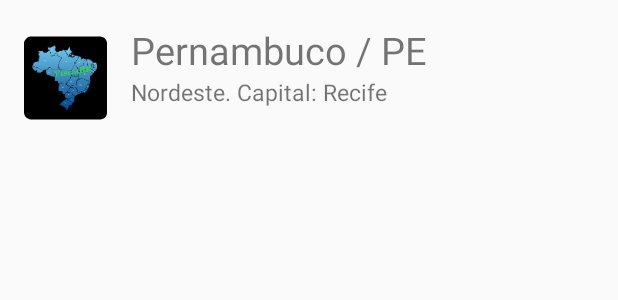
After one commit to sudorafa/VisitaBR, an Android app: the layout item_state.xml on its own in the app's theme, with its tools: preview values and no code run, on a phone screen of 412 x 824 dp. The commit adds this screen. Shown: the top 300 px of the screen. Run offline under Robolectric (Android 15) with nearby library versions, the phone set to English and light mode, and no system bars.

Commit message:
Consumindo Json ok; Trazendo estados com layout criado para carregar na ListView, personalização ok; Tudo Carregando certinho no fragment para seguir na pageview e outras funcionalidades futuras

```diff
--- a/app/src/main/AndroidManifest.xml
+++ b/app/src/main/AndroidManifest.xml
@@ -1,6 +1,8 @@
 <?xml version="1.0" encoding="utf-8"?>
 <manifest xmlns:android="http://schemas.android.com/apk/res/android"
     package="com.example.orafa.visitabr">
+
+    <uses-permission android:name="android.permission.INTERNET" />
 
     <application
         android:allowBackup="true"
@@ -9,7 +11,7 @@
         android:roundIcon="@mipmap/ic_launcher_round"
         android:supportsRtl="true"
         android:theme="@style/AppTheme">
-        <activity android:name=".MainActivity">
+        <activity android:name=".view.CountryActivity">
             <intent-filter>
                 <action android:name="android.intent.action.MAIN" />
 
--- a/app/src/main/res/layout-land/activity_main.xml
+++ b/app/src/main/res/layout-land/activity_country.xml
@@ -5,7 +5,7 @@
     xmlns:app="http://schemas.android.com/apk/res-auto"
     android:layout_width="match_parent"
     android:layout_height="match_parent"
-    tools:context="com.example.orafa.visitabr.MainActivity">
+    tools:context="com.example.orafa.visitabr.view.CountryActivity">
 
 
 </android.support.constraint.ConstraintLayout>
--- a/app/src/main/res/layout-sw600dp/activity_main.xml
+++ b/app/src/main/res/layout-sw600dp/activity_country.xml
@@ -5,7 +5,7 @@
     xmlns:app="http://schemas.android.com/apk/res-auto"
     android:layout_width="match_parent"
     android:layout_height="match_parent"
-    tools:context="com.example.orafa.visitabr.MainActivity">
+    tools:context="com.example.orafa.visitabr.view.CountryActivity">
 
 
 </android.support.constraint.ConstraintLayout>
--- /dev/null
+++ b/app/src/main/res/layout/item_state.xml
@@ -0,0 +1,43 @@
+<?xml version="1.0" encoding="utf-8"?>
+<RelativeLayout xmlns:android="http://schemas.android.com/apk/res/android"
+    android:layout_width="match_parent"
+    android:layout_height="match_parent"
+    xmlns:app="http://schemas.android.com/apk/res-auto"
+    android:orientation="vertical"
+    android:paddingBottom="16dp"
+    android:paddingLeft="16dp"
+    android:paddingRight="16dp"
+    android:paddingTop="16dp">
+
+    <ImageView
+        android:id="@+id/image_view_cover"
+        android:layout_width="55dp"
+        android:layout_height="72dp"
+        android:layout_alignParentLeft="true"
+        android:layout_alignParentStart="true"
+        android:layout_alignParentTop="true"
+        app:srcCompat="@mipmap/ic_launcher" />
+
+    <TextView
+        android:id="@+id/text_view_Name"
+        android:layout_width="wrap_content"
+        android:layout_height="wrap_content"
+        android:layout_alignParentTop="true"
+        android:layout_marginLeft="16dp"
+        android:layout_marginStart="16dp"
+        android:layout_toEndOf="@+id/image_view_cover"
+        android:layout_toRightOf="@+id/image_view_cover"
+        android:text="Pernambuco / PE"
+        android:textSize="25sp" />
+
+    <TextView
+        android:id="@+id/text_view_region"
+        android:layout_width="wrap_content"
+        android:layout_height="wrap_content"
+        android:layout_alignLeft="@+id/text_view_Name"
+        android:layout_alignStart="@+id/text_view_Name"
+        android:layout_below="@+id/text_view_Name"
+        android:text="Nordeste. Capital: Recife"
+        android:textSize="15sp" />
+
+</RelativeLayout>
--- a/app/src/main/res/values/strings.xml
+++ b/app/src/main/res/values/strings.xml
@@ -1,3 +1,6 @@
 <resources>
     <string name="app_name">VisitaBR</string>
+
+    <!-- TODO: Remove or change this placeholder text -->
+    <string name="hello_blank_fragment">Hello blank fragment</string>
 </resources>
--- a/build.gradle
+++ b/build.gradle
@@ -8,7 +8,7 @@ buildscript {
     }
     dependencies {
         classpath 'com.android.tools.build:gradle:3.0.1'
-
+        classpath 'com.neenbedankt.gradle.plugins:android-apt:1.8'
 
         // NOTE: Do not place your application dependencies here; they belong
         // in the individual module build.gradle files
```
Also changed, not shown: app/build.gradle (+11 -0 lines), app/src/main/java/com/example/orafa/visitabr/model/Country.java (added, +57 -0 lines), app/src/main/java/com/example/orafa/visitabr/model/CountryAdapter.java (added, +66 -0 lines), app/src/main/java/com/example/orafa/visitabr/model/Object.java (added, +20 -0 lines), app/src/main/java/com/example/orafa/visitabr/view/CountryActivity.java (renamed from app/src/main/java/com/example/orafa/visitabr/MainActivity.java, +5 -3 lines), app/src/main/java/com/example/orafa/visitabr/view/ListCountryFragment.java (added, +111 -0 lines), app/src/main/res/layout/activity_country.xml (added, +19 -0 lines), app/src/main/res/layout/activity_main.xml (deleted, +0 -11 lines), app/src/main/res/layout/fragment_list_country.xml (added, +13 -0 lines).
